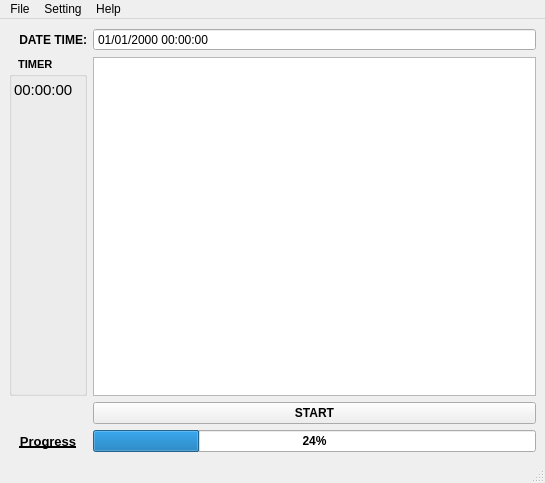
Before: the Qt Designer form ui/MarketCollect.ui in nvdungx/MarketCollect, drawn with Qt 5.
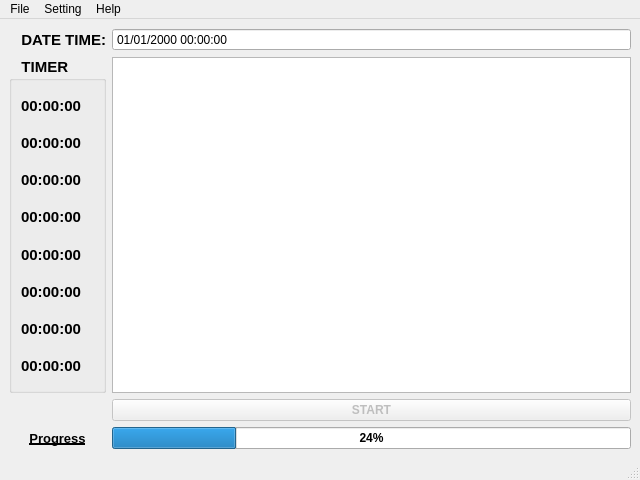
After: the same form once the commit is applied. Icons and pictures are not drawn.

The edit to the form file:
```diff
--- a/ui/MarketCollect.ui
+++ b/ui/MarketCollect.ui
@@ -9,8 +9,8 @@
    <rect>
     <x>0</x>
     <y>0</y>
-    <width>545</width>
-    <height>483</height>
+    <width>640</width>
+    <height>480</height>
    </rect>
   </property>
   <property name="windowTitle">
@@ -59,6 +59,9 @@
     </item>
     <item row="2" column="3">
      <widget class="QPushButton" name="btnStartStop">
+      <property name="enabled">
+       <bool>false</bool>
+      </property>
       <property name="font">
        <font>
         <weight>75</weight>
@@ -127,7 +130,7 @@
       </property>
       <property name="font">
        <font>
-        <pointsize>8</pointsize>
+        <pointsize>11</pointsize>
         <weight>75</weight>
         <italic>false</italic>
         <bold>true</bold>
@@ -143,34 +146,146 @@
       <property name="checkable">
        <bool>false</bool>
       </property>
-      <widget class="QLabel" name="labelTimerEx">
-       <property name="geometry">
-        <rect>
-         <x>5</x>
-         <y>25</y>
-         <width>61</width>
-         <height>16</height>
-        </rect>
-       </property>
-       <property name="font">
-        <font>
-         <pointsize>11</pointsize>
-         <weight>50</weight>
-         <italic>false</italic>
-         <bold>false</bold>
-         <underline>false</underline>
-        </font>
-       </property>
-       <property name="text">
-        <string>00:00:00</string>
-       </property>
-      </widget>
+      <layout class="QVBoxLayout" name="verticalLayout">
+       <item>
+        <widget class="QLabel" name="labelTimer0">
+         <property name="font">
+          <font>
+           <pointsize>11</pointsize>
+           <weight>75</weight>
+           <italic>false</italic>
+           <bold>true</bold>
+           <underline>false</underline>
+          </font>
+         </property>
+         <property name="text">
+          <string>00:00:00</string>
+         </property>
+        </widget>
+       </item>
+       <item>
+        <widget class="QLabel" name="labelTimer1">
+         <property name="font">
+          <font>
+           <pointsize>11</pointsize>
+           <weight>75</weight>
+           <italic>false</italic>
+           <bold>true</bold>
+           <underline>false</underline>
+          </font>
+         </property>
+         <property name="text">
+          <string>00:00:00</string>
+         </property>
+        </widget>
+       </item>
+       <item>
+        <widget class="QLabel" name="labelTimer2">
+         <property name="font">
+          <font>
+           <pointsize>11</pointsize>
+           <weight>75</weight>
+           <italic>false</italic>
+           <bold>true</bold>
+           <underline>false</underline>
+          </font>
+         </property>
+         <property name="text">
+          <string>00:00:00</string>
+         </property>
+        </widget>
+       </item>
+       <item>
+        <widget class="QLabel" name="labelTimer3">
+         <property name="font">
+          <font>
+           <pointsize>11</pointsize>
+           <weight>75</weight>
+           <italic>false</italic>
+           <bold>true</bold>
+           <underline>false</underline>
+          </font>
+         </property>
+         <property name="text">
+          <string>00:00:00</string>
+         </property>
+        </widget>
+       </item>
+       <item>
+        <widget class="QLabel" name="labelTimer4">
+         <property name="font">
+          <font>
+           <pointsize>11</pointsize>
+           <weight>75</weight>
+           <italic>false</italic>
+           <bold>true</bold>
+           <underline>false</underline>
+          </font>
+         </property>
+         <property name="text">
+          <string>00:00:00</string>
+         </property>
+         <property name="textFormat">
+          <enum>Qt::AutoText</enum>
+         </property>
+        </widget>
+       </item>
+       <item>
+        <widget class="QLabel" name="labelTimer5">
+         <property name="font">
+          <font>
+           <pointsize>11</pointsize>
+           <weight>75</weight>
+           <italic>false</italic>
+           <bold>true</bold>
+           <underline>false</underline>
+          </font>
+         </property>
+         <property name="text">
+          <string>00:00:00</string>
+         </property>
+        </widget>
+       </item>
+       <item>
+        <widget class="QLabel" name="labelTimer6">
+         <property name="font">
+          <font>
+           <pointsize>11</pointsize>
+           <weight>75</weight>
+           <italic>false</italic>
+           <bold>true</bold>
+           <underline>false</underline>
+          </font>
+         </property>
+         <property name="text">
+          <string>00:00:00</string>
+         </property>
+        </widget>
+       </item>
+       <item>
+        <widget class="QLabel" name="labelTimer7">
+         <property name="font">
+          <font>
+           <pointsize>11</pointsize>
+           <weight>75</weight>
+           <italic>false</italic>
+           <bold>true</bold>
+           <underline>false</underline>
+          </font>
+         </property>
+         <property name="text">
+          <string>00:00:00</string>
+         </property>
+        </widget>
+       </item>
+      </layout>
      </widget>
     </item>
     <item row="0" column="2">
      <widget class="QLabel" name="labelDateTime">
       <property name="font">
        <font>
+        <pointsize>11</pointsize>
         <weight>75</weight>
         <bold>true</bold>
        </font>
@@ -190,7 +305,7 @@
     <rect>
      <x>0</x>
      <y>0</y>
-     <width>545</width>
+     <width>640</width>
      <height>21</height>
     </rect>
    </property>
```
Left out of the diff: 113 changed lines with no effect on the pictures.
